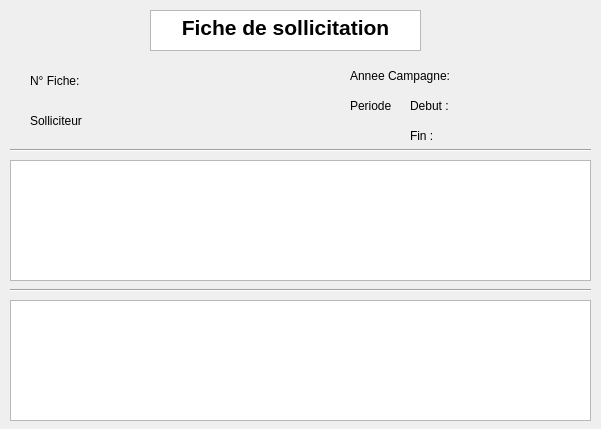
First picture: the form in sollicitinfo.ui, repository redaaa99/Gestion-Association-Ensa, before the edit.
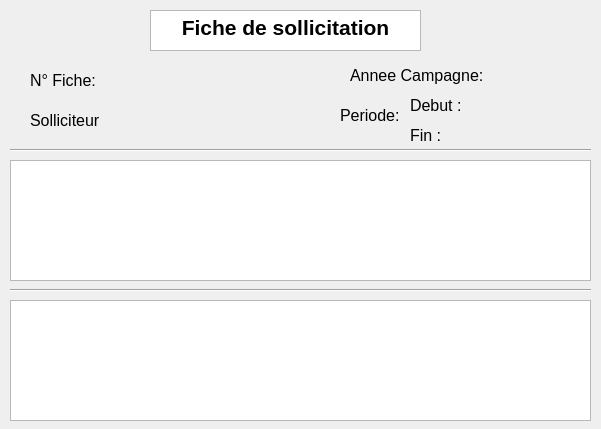
Second picture: the form after the edit.

What changed in the file:
```diff
--- a/sollicitinfo.ui
+++ b/sollicitinfo.ui
@@ -22,6 +22,11 @@
      <height>41</height>
     </rect>
    </property>
+   <property name="font">
+    <font>
+     <pointsize>12</pointsize>
+    </font>
+   </property>
    <property name="text">
     <string>N° Fiche:</string>
    </property>
@@ -35,6 +40,11 @@
      <height>31</height>
     </rect>
    </property>
+   <property name="font">
+    <font>
+     <pointsize>12</pointsize>
+    </font>
+   </property>
    <property name="text">
     <string>Annee Campagne:</string>
    </property>
@@ -44,10 +54,15 @@
     <rect>
      <x>30</x>
      <y>100</y>
-     <width>121</width>
+     <width>251</width>
      <height>41</height>
     </rect>
    </property>
+   <property name="font">
+    <font>
+     <pointsize>12</pointsize>
+    </font>
+   </property>
    <property name="text">
     <string>Solliciteur</string>
    </property>
@@ -55,12 +70,17 @@
   <widget class="QLabel" name="label_4">
    <property name="geometry">
     <rect>
-     <x>350</x>
-     <y>90</y>
-     <width>41</width>
+     <x>340</x>
+     <y>100</y>
+     <width>61</width>
      <height>31</height>
     </rect>
    </property>
+   <property name="font">
+    <font>
+     <pointsize>12</pointsize>
+    </font>
+   </property>
    <property name="text">
     <string>Periode:</string>
    </property>
@@ -70,10 +90,15 @@
     <rect>
      <x>410</x>
      <y>90</y>
-     <width>131</width>
+     <width>161</width>
      <height>31</height>
     </rect>
    </property>
+   <property name="font">
+    <font>
+     <pointsize>12</pointsize>
+    </font>
+   </property>
    <property name="text">
     <string>Debut :</string>
    </property>
@@ -83,10 +108,15 @@
     <rect>
      <x>410</x>
      <y>120</y>
-     <width>131</width>
+     <width>171</width>
      <height>31</height>
     </rect>
    </property>
+   <property name="font">
+    <font>
+     <pointsize>12</pointsize>
+    </font>
+   </property>
    <property name="text">
     <string>Fin :</string>
    </property>
```
